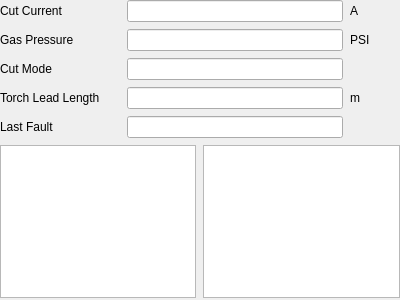
Qt form src/MotionControl/Widgets/monitor/PPSMonitor/hyper/PowermaxMonitorWidget.ui (shizhan-shelly/MotionControl) before a commit.
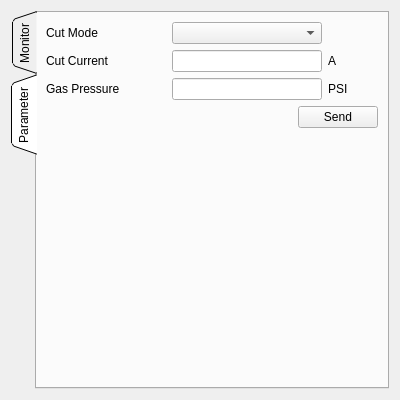
The same form after that commit. The open tabs and pages were chosen to show the change.

Commit message: Modify Powermax and LH270A monitor widget.

```diff
--- a/src/MotionControl/Widgets/monitor/PPSMonitor/hyper/PowermaxMonitorWidget.ui
+++ b/src/MotionControl/Widgets/monitor/PPSMonitor/hyper/PowermaxMonitorWidget.ui
@@ -7,30 +7,31 @@
     <x>0</x>
     <y>0</y>
     <width>400</width>
-    <height>300</height>
+    <height>400</height>
    </rect>
   </property>
   <property name="windowTitle">
    <string/>
   </property>
+  <layout class="QHBoxLayout" name="horizontalLayout_10">
+   <item>
+    <widget class="QTabWidget" name="tab_">
+     <property name="tabPosition">
+      <enum>QTabWidget::West</enum>
+     </property>
+     <property name="tabShape">
+      <enum>QTabWidget::Triangular</enum>
+     </property>
+     <property name="currentIndex">
+      <number>0</number>
+     </property>
+     <widget class="QWidget" name="monitor_">
+      <attribute name="title">
+       <string>Monitor</string>
+      </attribute>
   <layout class="QVBoxLayout" name="verticalLayout">
-   <property name="spacing">
-    <number>7</number>
-   </property>
-   <property name="leftMargin">
-    <number>0</number>
-   </property>
-   <property name="topMargin">
-    <number>0</number>
-   </property>
-   <property name="rightMargin">
-    <number>0</number>
-   </property>
-   <property name="bottomMargin">
-    <number>0</number>
-   </property>
    <item>
-    <layout class="QHBoxLayout" name="horizontalLayout">
+        <layout class="QHBoxLayout" name="horizontalLayout_1">
      <item>
       <widget class="QLabel" name="label">
        <property name="minimumSize">
@@ -223,10 +224,18 @@
    <item>
     <layout class="QHBoxLayout" name="horizontalLayout_6">
      <item>
-      <widget class="QTextEdit" name="fault_code_description_"/>
+          <widget class="QTextEdit" name="fault_code_description_">
+           <property name="readOnly">
+            <bool>true</bool>
+           </property>
+          </widget>
      </item>
      <item>
-      <widget class="QTextEdit" name="fault_resolve_"/>
+          <widget class="QTextEdit" name="fault_resolve_">
+           <property name="readOnly">
+            <bool>true</bool>
+           </property>
+          </widget>
      </item>
     </layout>
    </item>
@@ -238,10 +247,178 @@
      <property name="sizeHint" stdset="0">
       <size>
        <width>20</width>
-       <height>40</height>
+           <height>35</height>
       </size>
      </property>
     </spacer>
+       </item>
+      </layout>
+     </widget>
+     <widget class="QWidget" name="parameter_">
+      <attribute name="title">
+       <string>Parameter</string>
+      </attribute>
+      <layout class="QVBoxLayout" name="verticalLayout_2">
+       <item>
+        <layout class="QHBoxLayout" name="horizontalLayout_7">
+         <item>
+          <widget class="QLabel" name="label_13">
+           <property name="minimumSize">
+            <size>
+             <width>120</width>
+             <height>20</height>
+            </size>
+           </property>
+           <property name="text">
+            <string>Cut Mode</string>
+           </property>
+          </widget>
+         </item>
+         <item>
+          <widget class="QComboBox" name="cut_mode_set_">
+           <property name="sizePolicy">
+            <sizepolicy hsizetype="Expanding" vsizetype="Fixed">
+             <horstretch>0</horstretch>
+             <verstretch>0</verstretch>
+            </sizepolicy>
+           </property>
+          </widget>
+         </item>
+         <item>
+          <widget class="QLabel" name="label_14">
+           <property name="minimumSize">
+            <size>
+             <width>50</width>
+             <height>0</height>
+            </size>
+           </property>
+           <property name="text">
+            <string/>
+           </property>
+          </widget>
+         </item>
+        </layout>
+       </item>
+       <item>
+        <layout class="QHBoxLayout" name="horizontalLayout_8">
+         <item>
+          <widget class="QLabel" name="label_11">
+           <property name="minimumSize">
+            <size>
+             <width>120</width>
+             <height>20</height>
+            </size>
+           </property>
+           <property name="text">
+            <string>Cut Current</string>
+           </property>
+          </widget>
+         </item>
+         <item>
+          <widget class="QLineEdit" name="cut_current_set_">
+           <property name="enabled">
+            <bool>true</bool>
+           </property>
+           <property name="readOnly">
+            <bool>false</bool>
+           </property>
+          </widget>
+         </item>
+         <item>
+          <widget class="QLabel" name="label_12">
+           <property name="minimumSize">
+            <size>
+             <width>50</width>
+             <height>0</height>
+            </size>
+           </property>
+           <property name="text">
+            <string>A</string>
+           </property>
+           <property name="alignment">
+            <set>Qt::AlignLeading|Qt::AlignLeft|Qt::AlignVCenter</set>
+           </property>
+          </widget>
+         </item>
+        </layout>
+       </item>
+       <item>
+        <layout class="QHBoxLayout" name="horizontalLayout_9">
+         <item>
+          <widget class="QLabel" name="label_17">
+           <property name="minimumSize">
+            <size>
+             <width>120</width>
+             <height>20</height>
+            </size>
+           </property>
+           <property name="text">
+            <string>Gas Pressure</string>
+           </property>
+          </widget>
+         </item>
+         <item>
+          <widget class="QLineEdit" name="gas_pressure_set_">
+           <property name="readOnly">
+            <bool>true</bool>
+           </property>
+          </widget>
+         </item>
+         <item>
+          <widget class="QLabel" name="label_18">
+           <property name="minimumSize">
+            <size>
+             <width>50</width>
+             <height>0</height>
+            </size>
+           </property>
+           <property name="text">
+            <string>PSI</string>
+           </property>
+          </widget>
+         </item>
+        </layout>
+       </item>
+       <item>
+        <layout class="QHBoxLayout" name="horizontalLayout">
+         <item>
+          <spacer name="horizontalSpacer">
+           <property name="orientation">
+            <enum>Qt::Horizontal</enum>
+           </property>
+           <property name="sizeHint" stdset="0">
+            <size>
+             <width>40</width>
+             <height>20</height>
+            </size>
+           </property>
+          </spacer>
+         </item>
+         <item>
+          <widget class="QPushButton" name="send_btn_">
+           <property name="text">
+            <string>Send</string>
+           </property>
+          </widget>
+         </item>
+        </layout>
+       </item>
+       <item>
+        <spacer name="verticalSpacer_2">
+         <property name="orientation">
+          <enum>Qt::Vertical</enum>
+         </property>
+         <property name="sizeHint" stdset="0">
+          <size>
+           <width>20</width>
+           <height>285</height>
+          </size>
+         </property>
+        </spacer>
+       </item>
+      </layout>
+     </widget>
+    </widget>
    </item>
   </layout>
  </widget>
```
Lines whose indentation alone changed are shown as unchanged. The commit also changes 1 other file.
